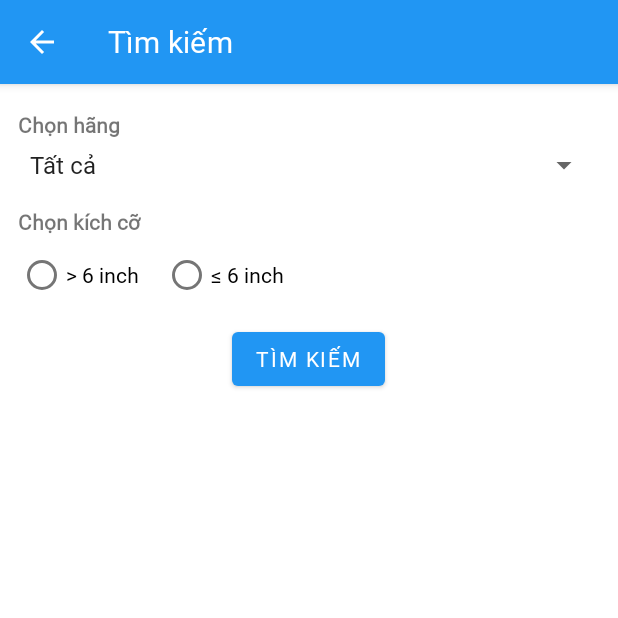
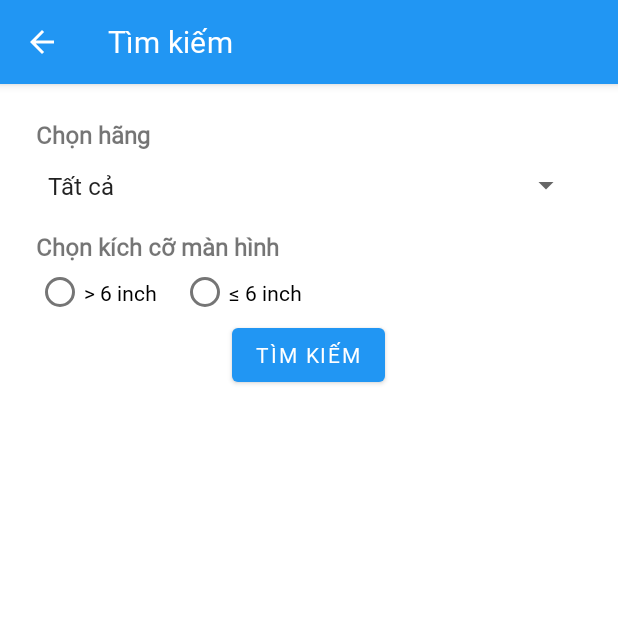
Before and after one commit to minhnv07/PhoneMangement_Android, an Android app: the SearchActivity screen opened directly, with no data from a screen before it, on a phone screen of 412 x 824 dp, the top half of it. Run offline under Robolectric (Android 15) with nearby library versions, the phone set to English and light mode, and no system bars.

Commit message:
fix layout search

```diff
--- a/app/src/main/res/layout/activity_search.xml
+++ b/app/src/main/res/layout/activity_search.xml
@@ -13,7 +13,11 @@
         android:orientation="vertical"
         app:layout_constraintTop_toTopOf="parent"
         app:layout_constraintStart_toStartOf="parent"
-        app:layout_constraintEnd_toEndOf="parent">
+        app:layout_constraintEnd_toEndOf="parent"
+        android:paddingStart="12dp"
+        android:paddingEnd="12dp"
+        android:paddingTop="5dp"
+        android:paddingBottom="5dp">
 
         <!-- Nhãn cho Spinner -->
         <TextView
@@ -21,6 +25,7 @@
             android:layout_height="wrap_content"
             android:text="Chọn hãng"
             android:textStyle="bold"
+            android:textSize="16sp"
             android:paddingTop="5dp"
             android:paddingBottom="5dp"/>
 
@@ -29,35 +34,39 @@
             android:layout_width="match_parent"
             android:layout_height="wrap_content"
             android:spinnerMode="dropdown"
-            android:layout_marginBottom="8dp"/>
+            android:layout_marginBottom="8dp"
+            android:minHeight="35dp"
+            android:paddingTop="5dp"
+            android:paddingBottom="5dp"/>
 
         <!-- Nhãn cho RadioGroup -->
         <TextView
             android:layout_width="match_parent"
             android:layout_height="wrap_content"
-            android:text="Chọn kích cỡ"
+            android:text="Chọn kích cỡ màn hình"
             android:textStyle="bold"
-            android:paddingTop="8dp"
+            android:textSize="16sp"
+            android:paddingTop="4dp"
             android:paddingBottom="2dp"/>
 
         <RadioGroup
             android:id="@+id/rgScreenSize"
             android:layout_width="match_parent"
-            android:layout_height="wrap_content"
+            android:layout_height="35dp"
             android:orientation="horizontal">
 
             <RadioButton
                 android:id="@+id/rbGreater6"
                 android:layout_width="wrap_content"
                 android:layout_height="wrap_content"
-                android:text="> 6 inch"/>
+                android:text="> 6 inch" />
 
             <RadioButton
                 android:id="@+id/rbLessOrEqual6"
                 android:layout_width="wrap_content"
                 android:layout_height="wrap_content"
-                android:text="≤ 6 inch"
-                android:layout_marginStart="16dp"/>
+                android:layout_marginStart="16dp"
+                android:text="≤ 6 inch" />
         </RadioGroup>
 
         <Button
@@ -65,8 +74,7 @@
             android:layout_width="wrap_content"
             android:layout_height="wrap_content"
             android:text="Tìm kiếm"
-            android:layout_gravity="center_horizontal"
-            android:layout_marginTop="8dp"/>
+            android:layout_gravity="center_horizontal"/>
     </LinearLayout>
 
     <androidx.recyclerview.widget.RecyclerView
```
